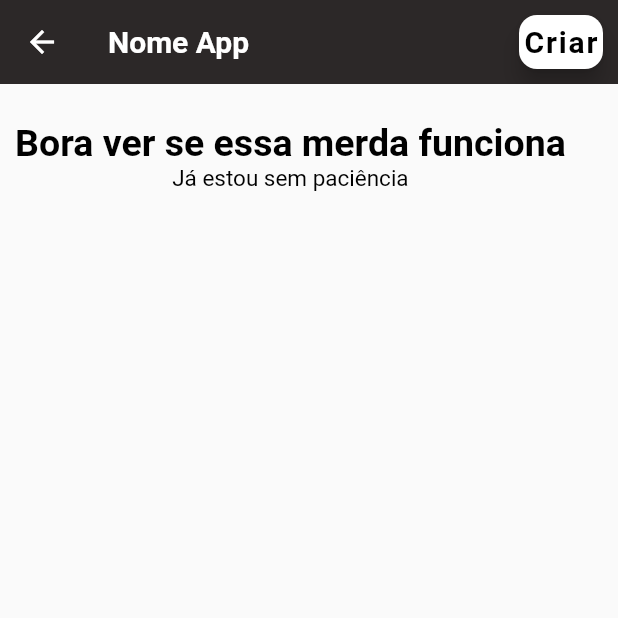
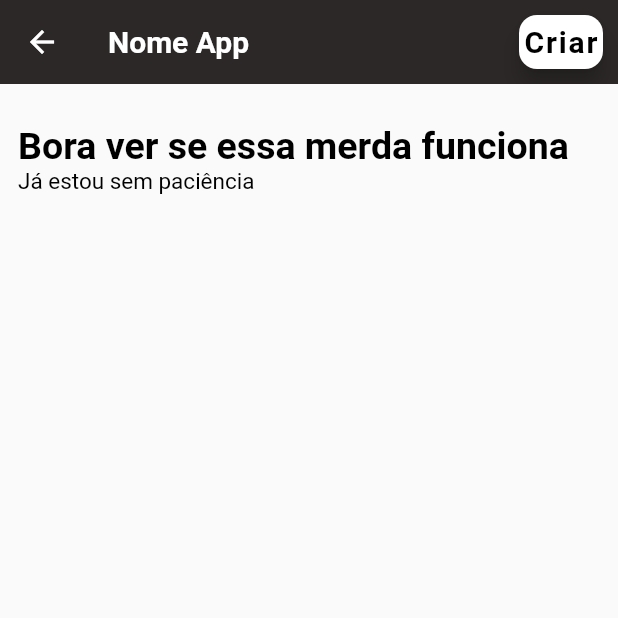
Before and after one commit to JoaoMarceloDMSilva/flutter_writing_app, a Flutter app: the screen it shows after launch, on a phone screen of 412 x 824 dp, the top half of it. Run offline on Flutter 3.47's test engine with Material 2 defaults, Android fonts, the phone set to English and light mode, and no system bars.

Commit message:
Atualizacao Tela 02

```diff
--- a/lib/pages/create_screen.dart
+++ b/lib/pages/create_screen.dart
@@ -35,9 +35,11 @@ class CreateScreen extends StatelessWidget {
       body: Column(
         children: [
           Container(
-            padding: EdgeInsets.all(10),
+            padding: EdgeInsets.all(12),
             margin: EdgeInsets.only(top: 15),
             child: Column(
+              mainAxisAlignment: MainAxisAlignment.start,
+              crossAxisAlignment: CrossAxisAlignment.start,
               children: [
                 Text(
                   "Bora ver se essa merda funciona",
@@ -48,6 +50,7 @@ class CreateScreen extends StatelessWidget {
                 ),
                 Text(
                   "Já estou sem paciência",
+                  textAlign: TextAlign.left,
                   style: TextStyle(
                       color: Colors.black,
                       fontSize: 15,
```
